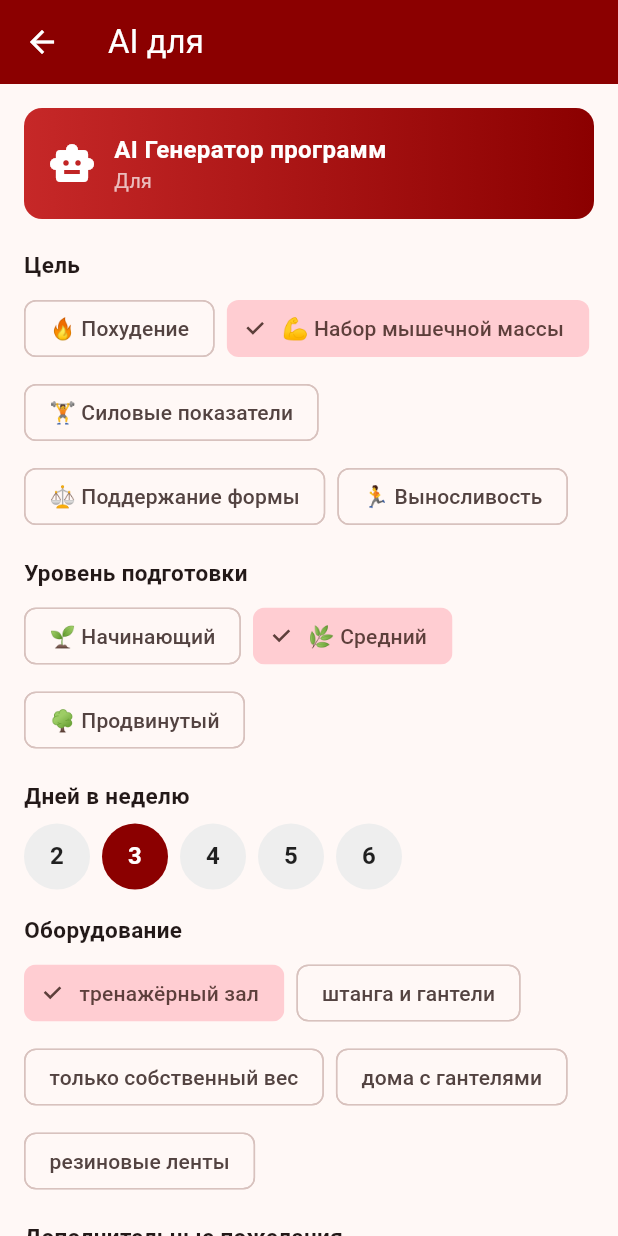
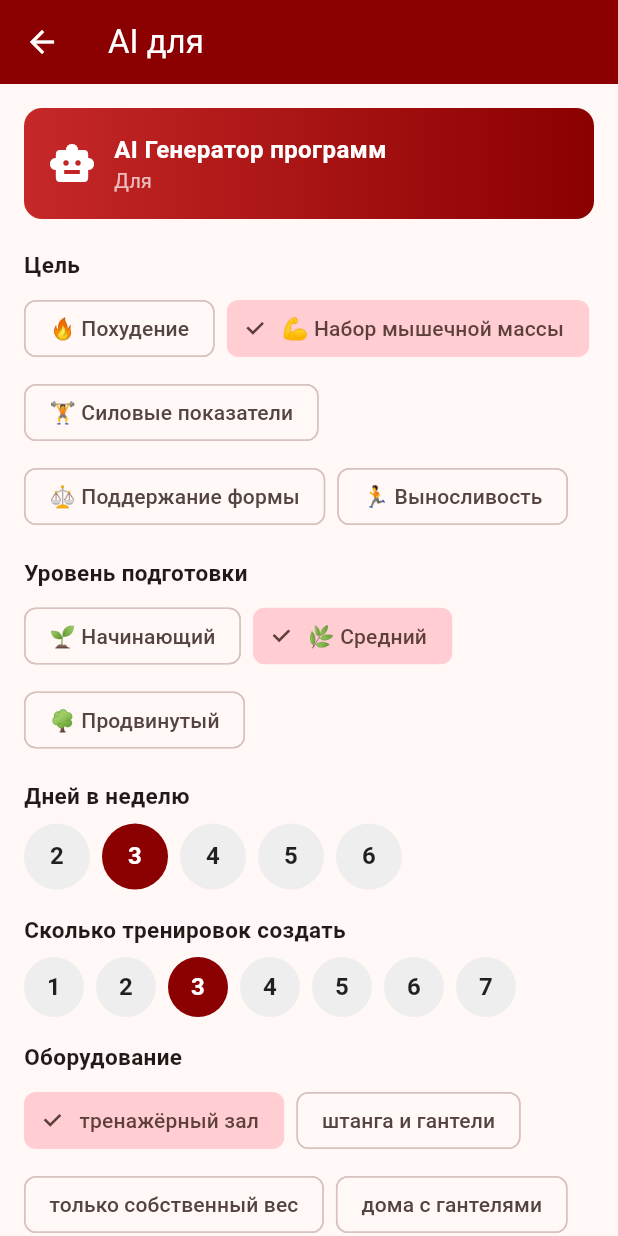
Before and after one commit to Mumladze-David13/trainer-app-flutter, a Flutter app: the GenerateProgramScreen screen opened directly with empty values, on a phone screen of 412 x 824 dp. Run offline on Flutter 3.47's test engine with Material 3 defaults, Android fonts, the phone set to English and light mode, and no system bars; our stand-ins replace camera, dio, firebase_core, firebase_messaging, flutter_image_compress, flutter_local_notifications and 4 more; missing offline and left inert: flutter_web_auth_2, google_mlkit_pose_detection, record, video_thumbnail; accounts and stored records are empty.

Commit message:
AI program: choose workouts count, let backend pick season
- Trainer generator: workoutsCount picker (1-7, defaults to days/week),
  rename notes field to 'Ограничения и пожелания'
- save-program sends clientId instead of seasonId; show snackbar when
  overflow created a new season; AI button no longer requires a season
- SOLO generator: pick workouts count before generating, show newSeason notice

Co-Authored-By: Claude Opus 5.5 <noreply@anthropic.com>

```diff
--- a/lib/features/ai/generate_program_screen.dart
+++ b/lib/features/ai/generate_program_screen.dart
@@ -10,13 +10,11 @@ import 'ai_error_text.dart';
 class GenerateProgramScreen extends StatefulWidget {
   final String clientId;
   final String clientName;
-  final String seasonId;
 
   const GenerateProgramScreen({
     super.key,
     required this.clientId,
     required this.clientName,
-    required this.seasonId,
   });
 
   @override
@@ -29,6 +27,9 @@ class _GenerateProgramScreenState extends State<GenerateProgramScreen> {
   String _goal = 'gain_muscle';
   String _level = 'intermediate';
   int _daysPerWeek = 3;
+  // null — следует за «Дней в неделю», пока тренер не выбрал явно.
+  int? _workoutsCountOverride;
+  int get _workoutsCount => _workoutsCountOverride ?? _daysPerWeek;
   String _equipment = 'тренажёрный зал';
   final _notesCtrl = TextEditingController();
 
@@ -74,6 +75,7 @@ class _GenerateProgramScreenState extends State<GenerateProgramScreen> {
         'goal': _goal,
         'level': _level,
         'daysPerWeek': _daysPerWeek,
+        'workoutsCount': _workoutsCount,
         'equipment': _equipment,
         if (_notesCtrl.text.isNotEmpty) 'notes': _notesCtrl.text,
       });
@@ -166,10 +168,14 @@ class _GenerateProgramScreenState extends State<GenerateProgramScreen> {
 
     final api = context.read<AuthProvider>().api;
     try {
-      await api.aiSaveProgram({'seasonId': widget.seasonId, 'workouts': saveWorkouts});
+      // Сезон выбирает бэкенд: текущий, а переполнение — в новый «Сезон N».
+      final res = await api.aiSaveProgram({'clientId': widget.clientId, 'workouts': saveWorkouts});
       if (mounted) {
-        ScaffoldMessenger.of(context).showSnackBar(
-            const SnackBar(content: Text('Программа сохранена в сезон')));
+        final newSeason = res['newSeason'] as Map<String, dynamic>?;
+        ScaffoldMessenger.of(context).showSnackBar(SnackBar(
+            content: Text(newSeason != null
+                ? 'Часть тренировок не поместилась в текущий сезон — создан «${newSeason['name']}»'
+                : 'Программа сохранена в сезон')));
         Navigator.pop(context, true);
       }
     } catch (_) {
@@ -303,6 +309,32 @@ class _GenerateProgramScreenState extends State<GenerateProgramScreen> {
           ),
           const SizedBox(height: 16),
 
+          _sectionTitle('Сколько тренировок создать'),
+          const SizedBox(height: 8),
+          Wrap(
+            spacing: 8,
+            runSpacing: 8,
+            children: [1, 2, 3, 4, 5, 6, 7]
+                .map((n) => GestureDetector(
+                      onTap: () => setState(() => _workoutsCountOverride = n),
+                      child: CircleAvatar(
+                        radius: 20,
+                        backgroundColor: _workoutsCount == n
+                            ? const Color(0xFF8B0000)
+                            : Colors.grey.shade200,
+                        child: Text(
+                          '$n',
+                          style: TextStyle(
+                            color: _workoutsCount == n ? Colors.white : Colors.black87,
+                            fontWeight: FontWeight.bold,
+                          ),
+                        ),
+                      ),
+                    ))
+                .toList(),
+          ),
+          const SizedBox(height: 16),
+
           _sectionTitle('Оборудование'),
           const SizedBox(height: 8),
           Wrap(
@@ -319,13 +351,13 @@ class _GenerateProgramScreenState extends State<GenerateProgramScreen> {
           ),
           const SizedBox(height: 16),
 
-          _sectionTitle('Дополнительные пожелания'),
+          _sectionTitle('Ограничения и пожелания'),
           const SizedBox(height: 8),
           TextField(
             controller: _notesCtrl,
             maxLines: 3,
             decoration: const InputDecoration(
-              hintText: 'Например: избегать упражнений на спину, фокус на ноги...',
+              hintText: 'Например: болит левое плечо, фокус на ноги...',
               border: OutlineInputBorder(),
             ),
           ),
```
Also changed, not shown: lib/core/services/api_service.dart (+7 -4 lines), lib/features/solo/solo_generate_program_screen.dart (+94 -7 lines), lib/features/trainer/clients/client_detail_screen.dart (+2 -8 lines).
